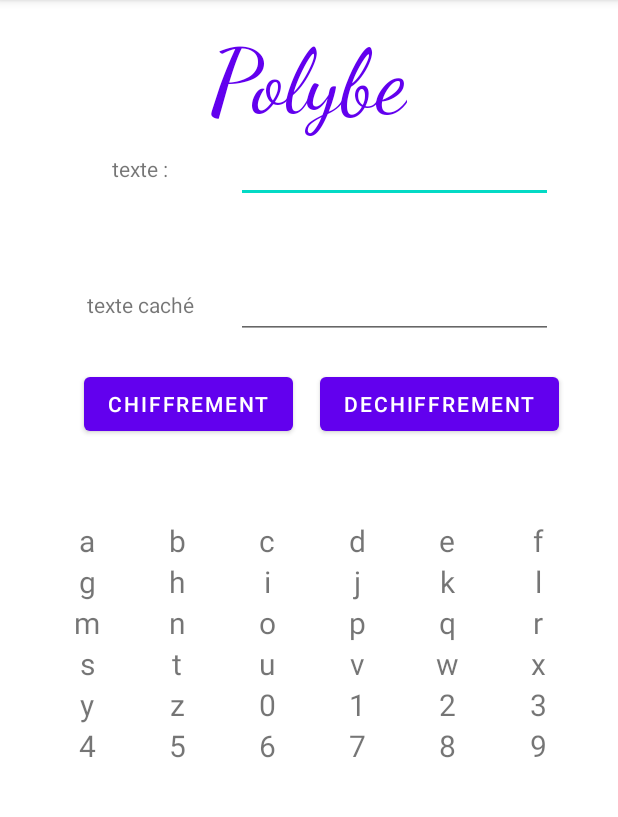
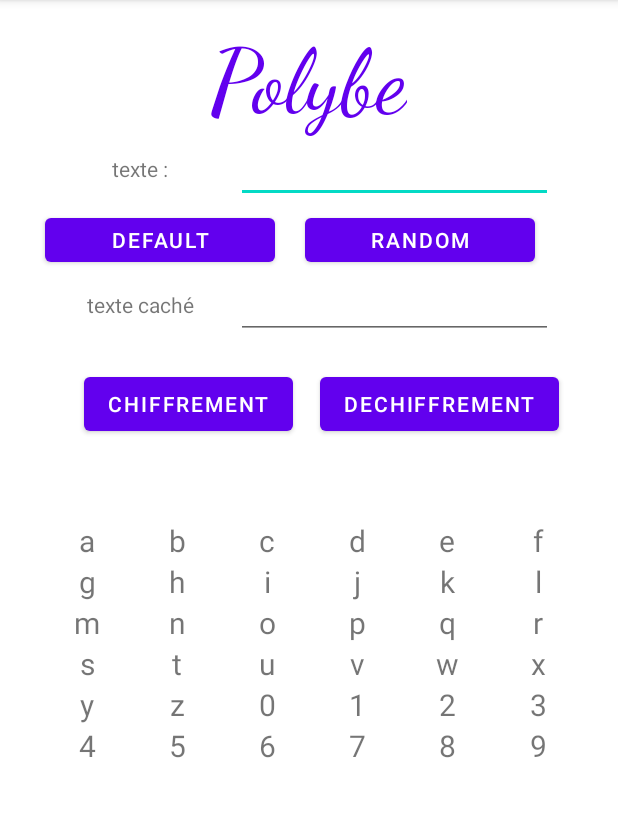
Before and after one commit to Devime/des_ctryptage, an Android app: the Polybe screen opened directly, with no data from a screen before it, on a phone screen of 412 x 824 dp, the part 84-901 px from its top. Run offline under Robolectric (Android 15) with nearby library versions, the phone set to English and light mode, and no system bars; Roboto replaces fonts that are not available here.

Commit message:
ajout de création de carre de polybe aleatoire ( pour Polybe et Delastelle

```diff
--- a/app/src/main/AndroidManifest.xml
+++ b/app/src/main/AndroidManifest.xml
@@ -8,6 +8,7 @@
         android:label="@string/app_name"
         android:roundIcon="@mipmap/ic_launcher_round"
         android:supportsRtl="true"
+        android:screenOrientation="portrait"
         android:theme="@style/Theme.Des_ctryptage">
         <activity android:name=".Delastelle"></activity>
         <activity android:name=".Polybe" />
--- a/app/src/main/java/com/example/des_ctryptage/Polybe.kt
+++ b/app/src/main/java/com/example/des_ctryptage/Polybe.kt
@@ -6,6 +6,7 @@ import android.view.Gravity
 import android.widget.*
 import java.lang.StringBuilder
 import java.lang.Integer.valueOf
+import kotlin.random.Random.Default.nextInt
 
 class Polybe : AppCompatActivity() {
 
@@ -25,6 +26,23 @@ class Polybe : AppCompatActivity() {
             }
         }
     }
+    fun random(){
+        var random : Int
+        var temp : String
+        for (i in 0 until 6) {
+            for (j in 0 until 6) {
+                random = nextInt(35)
+                temp = carre[j][i]
+                val c = random/6
+                val l = (random%6)
+                println("rand = $random , c = $c , l = $l")
+
+                carre[j][i] = carre[c][l]
+                carre[c][l] = temp
+            }
+        }
+
+    }
 
 
 
@@ -39,6 +57,8 @@ class Polybe : AppCompatActivity() {
         val txtin: EditText = findViewById(R.id.polyin)
         val txtout: EditText = findViewById(R.id.polyout)
         val btundo: Button = findViewById(R.id.polyfrbtun)
+        val btdefault: Button = findViewById(R.id.polybtdef)
+        val  btrand: Button = findViewById(R.id.polybtrand)
 
         fill()
         affiche(carre, 6, 6)
@@ -52,6 +72,17 @@ class Polybe : AppCompatActivity() {
             val out = dechiffrement(txtout.text.toString())
             txtin.setText(out)
         }
+
+        btdefault.setOnClickListener {
+            fill()
+            affiche(carre,6,6)
+        }
+
+        btrand.setOnClickListener {
+            random()
+            affiche(carre,6,6)
+        }
+
 
 
     }
@@ -112,6 +143,7 @@ class Polybe : AppCompatActivity() {
     fun affiche(tabi: Array<Array<String>>, col: Int, line: Int) {
 
         val tableLayout: TableLayout = findViewById(R.id.polytable)
+        tableLayout.removeAllViews()
         var row: TableRow
         var cell: TextView
         for (li in 0 until line) {
--- a/app/src/main/res/layout/activity_polybe.xml
+++ b/app/src/main/res/layout/activity_polybe.xml
@@ -96,4 +96,24 @@
         app:layout_constraintStart_toEndOf="@+id/polyofix"
         app:layout_constraintTop_toBottomOf="@+id/polyin" />
 
+    <Button
+        android:id="@+id/polybtdef"
+        android:layout_width="153dp"
+        android:layout_height="41dp"
+        android:layout_marginStart="30dp"
+        android:layout_marginTop="4dp"
+        android:text="default"
+        app:layout_constraintStart_toStartOf="parent"
+        app:layout_constraintTop_toBottomOf="@+id/polyin" />
+
+    <Button
+        android:id="@+id/polybtrand"
+        android:layout_width="153dp"
+        android:layout_height="41dp"
+        android:layout_marginTop="4dp"
+        android:layout_marginEnd="55dp"
+        android:text="Random"
+        app:layout_constraintEnd_toEndOf="parent"
+        app:layout_constraintTop_toBottomOf="@+id/polyin" />
+
 </androidx.constraintlayout.widget.ConstraintLayout>
```
Also changed, not shown: app/src/main/java/com/example/des_ctryptage/Delastelle.kt (+31 -3 lines), app/src/main/java/com/example/des_ctryptage/Hill.kt (+15 -15 lines), app/src/main/res/layout/activity_delastelle.xml (+13 -3 lines).
